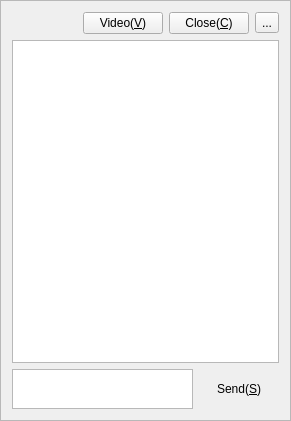
This is Widgets/FrmMessage/FrmMessage.ui in KangLin/RabbitIm as Qt 5 draws it before an edit. The edited form follows.
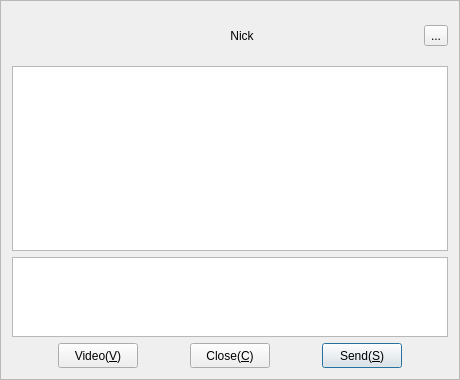
This is the edited form. Icons and pictures are not drawn.

```diff
--- a/Widgets/FrmMessage/FrmMessage.ui
+++ b/Widgets/FrmMessage/FrmMessage.ui
@@ -6,8 +6,8 @@
    <rect>
     <x>0</x>
     <y>0</y>
-    <width>291</width>
-    <height>421</height>
+    <width>460</width>
+    <height>380</height>
    </rect>
   </property>
   <property name="windowTitle">
@@ -25,46 +25,48 @@
   </property>
   <layout class="QGridLayout" name="gridLayout">
    <item row="0" column="0">
-    <layout class="QHBoxLayout" name="horizontalLayout">
+    <layout class="QHBoxLayout" name="horizontalLayout_2">
      <item>
-      <widget class="QLabel" name="lbRosterName">
+      <widget class="QLabel" name="lbAvator">
+       <property name="sizePolicy">
+        <sizepolicy hsizetype="Fixed" vsizetype="Fixed">
+         <horstretch>0</horstretch>
+         <verstretch>0</verstretch>
+        </sizepolicy>
+       </property>
+       <property name="minimumSize">
+        <size>
+         <width>48</width>
+         <height>48</height>
+        </size>
+       </property>
+       <property name="maximumSize">
+        <size>
+         <width>48</width>
+         <height>48</height>
+        </size>
+       </property>
        <property name="text">
         <string/>
        </property>
-       <property name="alignment">
-        <set>Qt::AlignCenter</set>
+       <property name="pixmap">
+        <pixmap resource="../../Resource/Resource.qrc">:/icon/AppIcon</pixmap>
        </property>
-      </widget>
-     </item>
-     <item>
-      <widget class="QPushButton" name="pbVideo">
-       <property name="text">
-        <string>Video(&amp;V)</string>
-       </property>
-       <property name="autoDefault">
+       <property name="scaledContents">
         <bool>true</bool>
        </property>
-       <property name="default">
-        <bool>false</bool>
+       <property name="alignment">
+        <set>Qt::AlignCenter</set>
        </property>
       </widget>
      </item>
      <item>
-      <widget class="QPushButton" name="pbBack">
-       <property name="sizePolicy">
-        <sizepolicy hsizetype="Fixed" vsizetype="Fixed">
-         <horstretch>0</horstretch>
-         <verstretch>0</verstretch>
-        </sizepolicy>
-       </property>
+      <widget class="QLabel" name="lbRosterName">
        <property name="text">
-        <string>Close(&amp;C)</string>
+        <string>Nick</string>
        </property>
-       <property name="autoDefault">
-        <bool>true</bool>
-       </property>
-       <property name="default">
-        <bool>false</bool>
+       <property name="alignment">
+        <set>Qt::AlignCenter</set>
        </property>
       </widget>
      </item>
@@ -78,34 +80,82 @@
     </layout>
    </item>
    <item row="1" column="0">
-    <widget class="QListView" name="listView">
-     <property name="wordWrap">
-      <bool>true</bool>
-     </property>
+    <widget class="QTextEdit" name="listView">
+    
     </widget>
    </item>
    <item row="2" column="0">
-    <layout class="QHBoxLayout" name="horizontalLayout_2">
+    <widget class="QTextEdit" name="textEdit">
+     <property name="sizePolicy">
+      <sizepolicy hsizetype="Expanding" vsizetype="Fixed">
+       <horstretch>0</horstretch>
+       <verstretch>0</verstretch>
+      </sizepolicy>
+     </property>
+     <property name="minimumSize">
+      <size>
+       <width>0</width>
+       <height>80</height>
+      </size>
+     </property>
+     <property name="maximumSize">
+      <size>
+       <width>16777215</width>
+       <height>80</height>
+      </size>
+     </property>
+    </widget>
+   </item>
+   <item row="3" column="0">
+    <layout class="QHBoxLayout" name="horizontalLayout">
      <item>
-      <widget class="QTextEdit" name="textEdit">
+      <widget class="QPushButton" name="pbVideo">
        <property name="sizePolicy">
-        <sizepolicy hsizetype="Expanding" vsizetype="Fixed">
+        <sizepolicy hsizetype="Fixed" vsizetype="Fixed">
          <horstretch>0</horstretch>
          <verstretch>0</verstretch>
         </sizepolicy>
        </property>
        <property name="minimumSize">
         <size>
-         <width>0</width>
-         <height>40</height>
+         <width>77</width>
+         <height>25</height>
         </size>
        </property>
-       <property name="maximumSize">
+       <property name="text">
+        <string>Video(&amp;V)</string>
+       </property>
+       <property name="autoDefault">
+        <bool>true</bool>
+       </property>
+       <property name="default">
+        <bool>false</bool>
+       </property>
+      </widget>
+     </item>
+     <item>
+      <widget class="QPushButton" name="pbBack">
+       <property name="sizePolicy">
+        <sizepolicy hsizetype="Fixed" vsizetype="Fixed">
+         <horstretch>0</horstretch>
+         <verstretch>0</verstretch>
+        </sizepolicy>
+       </property>
+       <property name="minimumSize">
         <size>
-         <width>16777215</width>
-         <height>40</height>
+         <width>77</width>
+         <height>25</height>
         </size>
        </property>
+       <property name="text">
+        <string>Close(&amp;C)</string>
+       </property>
+       <property name="autoDefault">
+        <bool>true</bool>
+       </property>
+       <property name="default">
+        <bool>false</bool>
+       </property>
       </widget>
      </item>
      <item>
@@ -116,6 +166,12 @@
          <verstretch>0</verstretch>
         </sizepolicy>
        </property>
+       <property name="minimumSize">
+        <size>
+         <width>77</width>
+         <height>25</height>
+        </size>
+       </property>
        <property name="text">
         <string>Send(&amp;S)</string>
        </property>
@@ -126,7 +182,7 @@
         <bool>true</bool>
        </property>
        <property name="flat">
-        <bool>true</bool>
+        <bool>false</bool>
        </property>
       </widget>
      </item>
```
